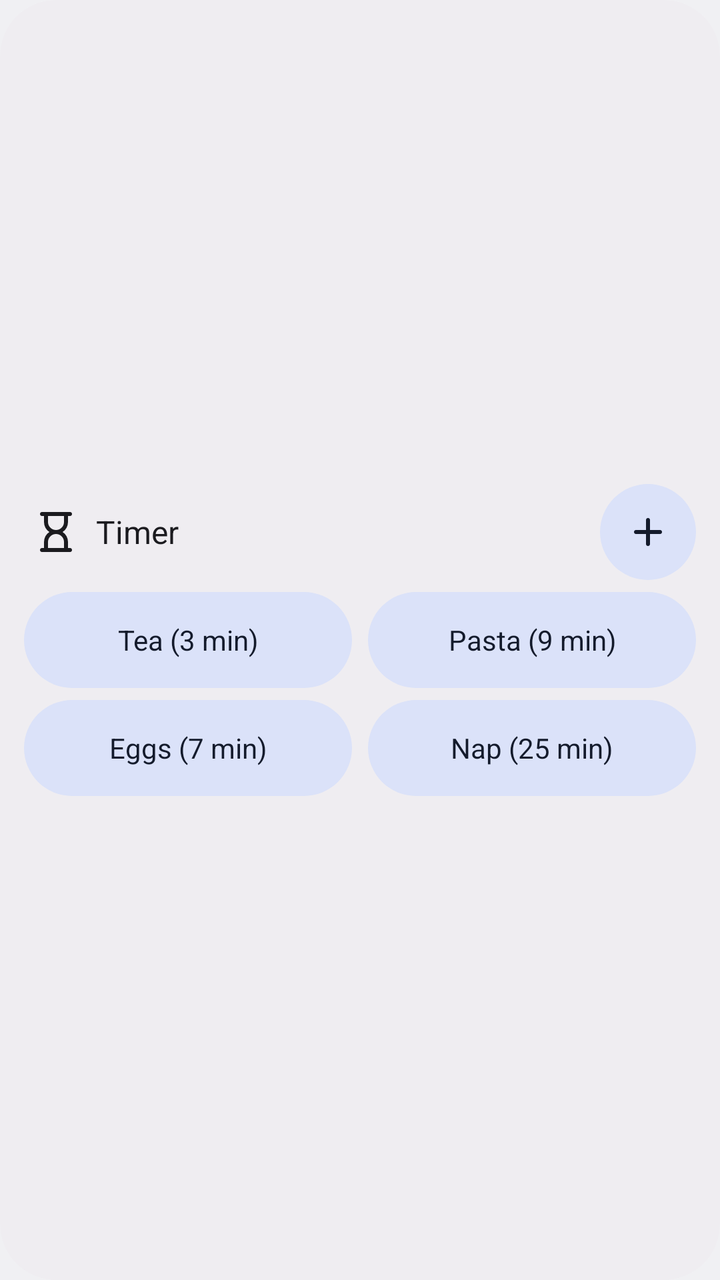
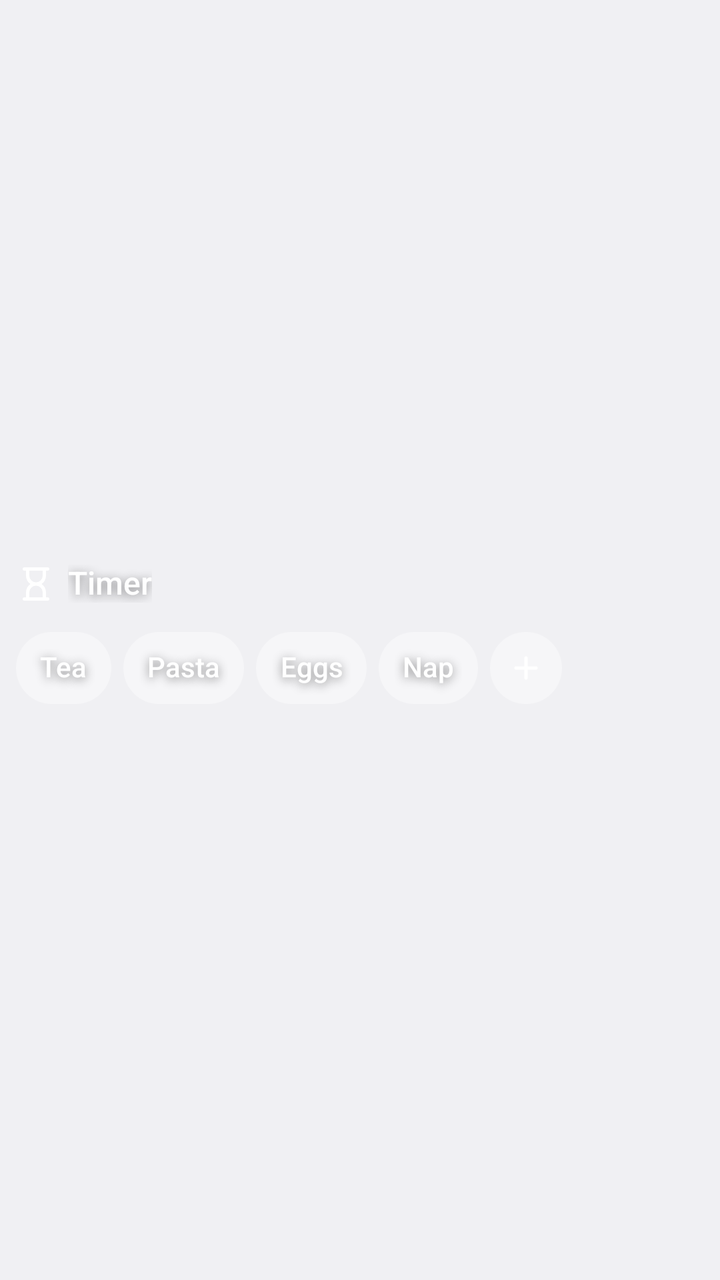

Before-and-after screenshots of an Android layout around one commit, followed by the original layout XML and the change that was made.
<!-- AndroidManifest.xml: application theme Theme.Clock -->
<!-- res/layout/widget_timer_preview.xml -->
<?xml version="1.0" encoding="utf-8"?>
<LinearLayout xmlns:android="http://schemas.android.com/apk/res/android"
    xmlns:tools="http://schemas.android.com/tools"
    tools:ignore="ContentDescription"
    android:id="@android:id/background"
    android:layout_width="match_parent"
    android:layout_height="match_parent"
    android:background="@drawable/widget_background"
    android:clipToOutline="true"
    android:gravity="center_vertical"
    android:orientation="vertical"
    android:paddingStart="12dp"
    android:paddingEnd="0dp"
    android:paddingTop="8dp"
    android:paddingBottom="8dp">

    <LinearLayout
        android:id="@+id/header"
        android:layout_width="match_parent"
        android:layout_height="wrap_content"
        android:gravity="center_vertical"
        android:orientation="horizontal"
        android:paddingStart="4dp"
        android:paddingEnd="12dp">

        <ImageView
            android:layout_width="24dp"
            android:layout_height="24dp"
            android:importantForAccessibility="no"
            android:src="@drawable/ic_hourglass_empty"
            android:tint="@color/widget_on_surface" />

        <TextView
            android:id="@+id/title"
            android:text="@string/label_nav_timer"
            android:layout_width="0dp"
            android:layout_height="wrap_content"
            android:layout_marginStart="8dp"
            android:layout_weight="1"
            android:ellipsize="end"
            android:maxLines="1"
            android:textColor="@color/widget_on_surface"
            android:textSize="16sp" />

        <ImageButton
            android:id="@+id/add"
            android:layout_width="48dp"
            android:layout_height="48dp"
            android:background="@drawable/widget_circle_tonal"
            android:src="@drawable/ic_add"
            android:tint="@color/widget_on_secondary_container" />
    </LinearLayout>

    <LinearLayout
        android:id="@+id/pills1"
        android:layout_width="match_parent"
        android:layout_height="wrap_content"
        android:layout_marginTop="6dp"
        android:paddingStart="0dp"
        android:paddingEnd="4dp"
        android:orientation="horizontal">

        <TextView
            android:layout_width="0dp"
            android:layout_height="48dp"
            android:layout_marginEnd="8dp"
            android:layout_weight="1"
            android:background="@drawable/widget_pill"
            android:ellipsize="end"
            android:gravity="center"
            android:maxLines="1"
            android:paddingHorizontal="12dp"
            android:text="@string/widget_preview_preset_1"
            android:textColor="@color/widget_on_secondary_container"
            android:textSize="14sp" />

        <TextView
            android:layout_width="0dp"
            android:layout_height="48dp"
            android:layout_marginEnd="8dp"
            android:layout_weight="1"
            android:background="@drawable/widget_pill"
            android:ellipsize="end"
            android:gravity="center"
            android:maxLines="1"
            android:paddingHorizontal="12dp"
            android:text="@string/widget_preview_preset_2"
            android:textColor="@color/widget_on_secondary_container"
            android:textSize="14sp" />
    </LinearLayout>

    <LinearLayout
        android:id="@+id/pills2"
        android:layout_width="match_parent"
        android:layout_height="wrap_content"
        android:layout_marginTop="6dp"
        android:paddingStart="0dp"
        android:paddingEnd="4dp"
        android:orientation="horizontal">

        <TextView
            android:layout_width="0dp"
            android:layout_height="48dp"
            android:layout_marginEnd="8dp"
            android:layout_weight="1"
            android:background="@drawable/widget_pill"
            android:ellipsize="end"
            android:gravity="center"
            android:maxLines="1"
            android:paddingHorizontal="12dp"
            android:text="@string/widget_preview_preset_3"
            android:textColor="@color/widget_on_secondary_container"
            android:textSize="14sp" />

        <TextView
            android:layout_width="0dp"
            android:layout_height="48dp"
            android:layout_marginEnd="8dp"
            android:layout_weight="1"
            android:background="@drawable/widget_pill"
            android:ellipsize="end"
            android:gravity="center"
            android:maxLines="1"
            android:paddingHorizontal="12dp"
            android:text="@string/widget_preview_preset_4"
            android:textColor="@color/widget_on_secondary_container"
            android:textSize="14sp" />
    </LinearLayout>
</LinearLayout>
<!-- resources referenced by this layout -->
<resources>
  <color name="widget_on_secondary_container">@android:color/system_on_secondary_container_light</color>
  <color name="widget_on_surface">@android:color/system_on_surface_light</color>
  <!-- drawable ic_add (drawable) -->
  <vector xmlns:android="http://schemas.android.com/apk/res/android"
      android:width="24dp"
      android:height="24dp"
      android:viewportWidth="960"
      android:viewportHeight="960">
    <path
        android:fillColor="@android:color/white"
        android:pathData="M440,520L240,520Q223,520 211.5,508.5Q200,497 200,480Q200,463 211.5,451.5Q223,440 240,440L440,440L440,240Q440,223 451.5,211.5Q463,200 480,200Q497,200 508.5,211.5Q520,223 520,240L520,440L720,440Q737,440 748.5,451.5Q760,463 760,480Q760,497 748.5,508.5Q737,520 720,520L520,520L520,720Q520,737 508.5,748.5Q497,760 480,760Q463,760 451.5,748.5Q440,737 440,720L440,520Z"/>
  </vector>
  <!-- drawable ic_hourglass_empty (drawable) -->
  <vector xmlns:android="http://schemas.android.com/apk/res/android"
      android:width="24dp"
      android:height="24dp"
      android:viewportWidth="960"
      android:viewportHeight="960">
    <path
        android:fillColor="@android:color/white"
        android:pathData="M320,800L640,800L640,680Q640,614 593,567Q546,520 480,520Q414,520 367,567Q320,614 320,680L320,800ZM480,440Q546,440 593,393Q640,346 640,280L640,160L320,160L320,280Q320,346 367,393Q414,440 480,440ZM200,880Q183,880 171.5,868.5Q160,857 160,840Q160,823 171.5,811.5Q183,800 200,800L240,800L240,680Q240,619 268.5,565.5Q297,512 348,480Q297,448 268.5,394.5Q240,341 240,280L240,160L200,160Q183,160 171.5,148.5Q160,137 160,120Q160,103 171.5,91.5Q183,80 200,80L760,80Q777,80 788.5,91.5Q800,103 800,120Q800,137 788.5,148.5Q777,160 760,160L720,160L720,280Q720,341 691.5,394.5Q663,448 612,480Q663,512 691.5,565.5Q720,619 720,680L720,800L760,800Q777,800 788.5,811.5Q800,823 800,840Q800,857 788.5,868.5Q777,880 760,880L200,880Z"/>
  </vector>
  <!-- drawable widget_background (drawable) -->
  <?xml version="1.0" encoding="utf-8"?>
  <shape xmlns:android="http://schemas.android.com/apk/res/android" android:shape="rectangle">
      <solid android:color="@color/widget_surface_container" />
      <corners android:radius="@android:dimen/system_app_widget_background_radius" />
  </shape>
  <!-- drawable widget_circle_tonal (drawable) -->
  <?xml version="1.0" encoding="utf-8"?>
  <ripple xmlns:android="http://schemas.android.com/apk/res/android" android:color="?android:attr/colorControlHighlight">
      <item>
          <shape android:shape="oval">
              <solid android:color="@color/widget_secondary_container" />
          </shape>
      </item>
  </ripple>
  <!-- drawable widget_pill (drawable) -->
  <?xml version="1.0" encoding="utf-8"?>
  <ripple xmlns:android="http://schemas.android.com/apk/res/android" android:color="?android:attr/colorControlHighlight">
      <item>
          <shape android:shape="rectangle">
              <solid android:color="@color/widget_secondary_container" />
              <corners android:radius="24dp" />
          </shape>
      </item>
  </ripple>
  <string name="label_nav_timer">Timer</string>
  <string name="widget_preview_preset_1">Tea (3 min)</string>
  <string name="widget_preview_preset_2">Pasta (9 min)</string>
  <string name="widget_preview_preset_3">Eggs (7 min)</string>
  <string name="widget_preview_preset_4">Nap (25 min)</string>
  <style name="Theme.Clock" parent="@android:style/Theme.DeviceDefault.DayNight">
          <item name="android:windowActionBar">false</item>
          <item name="android:windowNoTitle">true</item>
      </style>
  <color name="widget_surface_container">@android:color/system_surface_container_light</color>
  <color name="widget_secondary_container">@android:color/system_secondary_container_light</color>
</resources>

<!-- the commit's change to res/layout/widget_timer_preview.xml (unified diff, before → after) -->
@@ -1,129 +1,150 @@
 <?xml version="1.0" encoding="utf-8"?>
-<LinearLayout xmlns:android="http://schemas.android.com/apk/res/android"
+<FrameLayout xmlns:android="http://schemas.android.com/apk/res/android"
     xmlns:tools="http://schemas.android.com/tools"
-    tools:ignore="ContentDescription"
+    tools:ignore="SpUsage,ContentDescription,UselessParent,UseCompoundDrawables"
     android:id="@android:id/background"
     android:layout_width="match_parent"
     android:layout_height="match_parent"
-    android:background="@drawable/widget_background"
-    android:clipToOutline="true"
-    android:gravity="center_vertical"
-    android:orientation="vertical"
-    android:paddingStart="12dp"
-    android:paddingEnd="0dp"
-    android:paddingTop="8dp"
-    android:paddingBottom="8dp">
+    android:background="@drawable/widget_frame"
+    android:clipChildren="false"
+    android:clipToOutline="true">
 
     <LinearLayout
-        android:id="@+id/header"
         android:layout_width="match_parent"
         android:layout_height="wrap_content"
-        android:gravity="center_vertical"
-        android:orientation="horizontal"
-        android:paddingStart="4dp"
-        android:paddingEnd="12dp">
+        android:layout_gravity="center_vertical"
+        android:orientation="vertical"
+        android:paddingStart="8dp"
+        android:paddingEnd="8dp">
 
-        <ImageView
-            android:layout_width="24dp"
-            android:layout_height="24dp"
-            android:importantForAccessibility="no"
-            android:src="@drawable/ic_hourglass_empty"
-            android:tint="@color/widget_on_surface" />
+        <LinearLayout
+            android:layout_width="wrap_content"
+            android:layout_height="wrap_content"
+            android:layout_marginBottom="4dp"
+            android:gravity="center_vertical"
+            android:orientation="horizontal">
 
-        <TextView
-            android:id="@+id/title"
-            android:text="@string/label_nav_timer"
-            android:layout_width="0dp"
+            <ImageView
+                android:layout_width="20dp"
+                android:layout_height="20dp"
+                android:importantForAccessibility="no"
+                android:src="@drawable/ic_hourglass_empty"
+                android:tint="@android:color/white" />
+
+            <TextView
+                style="@style/WidgetBareText"
+                android:layout_width="wrap_content"
+                android:layout_height="wrap_content"
+                android:layout_marginStart="6dp"
+                android:fontFamily="sans-serif-medium"
+                android:text="@string/label_nav_timer"
+                android:textSize="16dp" />
+        </LinearLayout>
+
+        <LinearLayout
+            android:layout_width="wrap_content"
             android:layout_height="wrap_content"
-            android:layout_marginStart="8dp"
-            android:layout_weight="1"
-            android:ellipsize="end"
-            android:maxLines="1"
-            android:textColor="@color/widget_on_surface"
-            android:textSize="16sp" />
+            android:layout_marginTop="4dp"
+            android:orientation="horizontal">
 
-        <ImageButton
-            android:id="@+id/add"
-            android:layout_width="48dp"
-            android:layout_height="48dp"
-            android:background="@drawable/widget_circle_tonal"
-            android:src="@drawable/ic_add"
-            android:tint="@color/widget_on_secondary_container" />
+            <FrameLayout
+                android:layout_width="wrap_content"
+                android:layout_height="48dp"
+                android:layout_marginEnd="6dp">
+
+                <TextView
+                    style="@style/WidgetBareText"
+                    android:text="@string/widget_preview_preset_1"
+                    android:layout_width="wrap_content"
+                    android:layout_height="36dp"
+                    android:layout_gravity="center_vertical"
+                    android:background="@drawable/widget_bare_pill"
+                    android:ellipsize="end"
+                    android:fontFamily="sans-serif-medium"
+                    android:gravity="center"
+                    android:maxWidth="160dp"
+                    android:paddingStart="12dp"
+                    android:paddingEnd="12dp"
+                    android:textSize="14dp" />
+            </FrameLayout>
+
+            <FrameLayout
+                android:layout_width="wrap_content"
+                android:layout_height="48dp"
+                android:layout_marginEnd="6dp">
+
+                <TextView
+                    style="@style/WidgetBareText"
+                    android:text="@string/widget_preview_preset_2"
+                    android:layout_width="wrap_content"
+                    android:layout_height="36dp"
+                    android:layout_gravity="center_vertical"
+                    android:background="@drawable/widget_bare_pill"
+                    android:ellipsize="end"
+                    android:fontFamily="sans-serif-medium"
+                    android:gravity="center"
+                    android:maxWidth="160dp"
+                    android:paddingStart="12dp"
+                    android:paddingEnd="12dp"
+                    android:textSize="14dp" />
+            </FrameLayout>
+
+            <FrameLayout
+                android:layout_width="wrap_content"
+                android:layout_height="48dp"
+                android:layout_marginEnd="6dp">
+
+                <TextView
+                    style="@style/WidgetBareText"
+                    android:text="@string/widget_preview_preset_3"
+                    android:layout_width="wrap_content"
+                    android:layout_height="36dp"
+                    android:layout_gravity="center_vertical"
+                    android:background="@drawable/widget_bare_pill"
+                    android:ellipsize="end"
+                    android:fontFamily="sans-serif-medium"
+                    android:gravity="center"
+                    android:maxWidth="160dp"
+                    android:paddingStart="12dp"
+                    android:paddingEnd="12dp"
+                    android:textSize="14dp" />
+            </FrameLayout>
+
+            <FrameLayout
+                android:layout_width="wrap_content"
+                android:layout_height="48dp"
+                android:layout_marginEnd="6dp">
+
+                <TextView
+                    style="@style/WidgetBareText"
+                    android:text="@string/widget_preview_preset_4"
+                    android:layout_width="wrap_content"
+                    android:layout_height="36dp"
+                    android:layout_gravity="center_vertical"
+                    android:background="@drawable/widget_bare_pill"
+                    android:ellipsize="end"
+                    android:fontFamily="sans-serif-medium"
+                    android:gravity="center"
+                    android:maxWidth="160dp"
+                    android:paddingStart="12dp"
+                    android:paddingEnd="12dp"
+                    android:textSize="14dp" />
+            </FrameLayout>
+
+            <FrameLayout
+                android:layout_width="wrap_content"
+                android:layout_height="48dp">
+
+                <ImageView
+                    android:layout_width="36dp"
+                    android:layout_height="36dp"
+                    android:layout_gravity="center_vertical"
+                    android:background="@drawable/widget_bare_circle"
+                    android:importantForAccessibility="no"
+                    android:padding="8dp"
+                    android:src="@drawable/ic_add"
+                    android:tint="@android:color/white" />
+            </FrameLayout>
+        </LinearLayout>
     </LinearLayout>
-
-    <LinearLayout
-        android:id="@+id/pills1"
-        android:layout_width="match_parent"
-        android:layout_height="wrap_content"
-        android:layout_marginTop="6dp"
-        android:paddingStart="0dp"
-        android:paddingEnd="4dp"
-        android:orientation="horizontal">
-
-        <TextView
-            android:layout_width="0dp"
-            android:layout_height="48dp"
-            android:layout_marginEnd="8dp"
-            android:layout_weight="1"
-            android:background="@drawable/widget_pill"
-            android:ellipsize="end"
-            android:gravity="center"
-            android:maxLines="1"
-            android:paddingHorizontal="12dp"
-            android:text="@string/widget_preview_preset_1"
-            android:textColor="@color/widget_on_secondary_container"
-            android:textSize="14sp" />
-
-        <TextView
-            android:layout_width="0dp"
-            android:layout_height="48dp"
-            android:layout_marginEnd="8dp"
-            android:layout_weight="1"
-            android:background="@drawable/widget_pill"
-            android:ellipsize="end"
-            android:gravity="center"
-            android:maxLines="1"
-            android:paddingHorizontal="12dp"
-            android:text="@string/widget_preview_preset_2"
-            android:textColor="@color/widget_on_secondary_container"
-            android:textSize="14sp" />
-    </LinearLayout>
-
-    <LinearLayout
-        android:id="@+id/pills2"
-        android:layout_width="match_parent"
-        android:layout_height="wrap_content"
-        android:layout_marginTop="6dp"
-        android:paddingStart="0dp"
-        android:paddingEnd="4dp"
-        android:orientation="horizontal">
-
-        <TextView
-            android:layout_width="0dp"
-            android:layout_height="48dp"
-            android:layout_marginEnd="8dp"
-            android:layout_weight="1"
-            android:background="@drawable/widget_pill"
-            android:ellipsize="end"
-            android:gravity="center"
-            android:maxLines="1"
-            android:paddingHorizontal="12dp"
-            android:text="@string/widget_preview_preset_3"
-            android:textColor="@color/widget_on_secondary_container"
-            android:textSize="14sp" />
-
-        <TextView
-            android:layout_width="0dp"
-            android:layout_height="48dp"
-            android:layout_marginEnd="8dp"
-            android:layout_weight="1"
-            android:background="@drawable/widget_pill"
-            android:ellipsize="end"
-            android:gravity="center"
-            android:maxLines="1"
-            android:paddingHorizontal="12dp"
-            android:text="@string/widget_preview_preset_4"
-            android:textColor="@color/widget_on_secondary_container"
-            android:textSize="14sp" />
-    </LinearLayout>
-</LinearLayout>
+</FrameLayout>
<!-- resource entries referenced after the edit -->
@@ -1,7 +1,5 @@
 <!-- resources referenced by this layout -->
 <resources>
-  <color name="widget_on_secondary_container">@android:color/system_on_secondary_container_light</color>
-  <color name="widget_on_surface">@android:color/system_on_surface_light</color>
   <!-- drawable ic_add (drawable) -->
   <vector xmlns:android="http://schemas.android.com/apk/res/android"
       android:width="24dp"
@@ -22,41 +20,50 @@
         android:fillColor="@android:color/white"
         android:pathData="M320,800L640,800L640,680Q640,614 593,567Q546,520 480,520Q414,520 367,567Q320,614 320,680L320,800ZM480,440Q546,440 593,393Q640,346 640,280L640,160L320,160L320,280Q320,346 367,393Q414,440 480,440ZM200,880Q183,880 171.5,868.5Q160,857 160,840Q160,823 171.5,811.5Q183,800 200,800L240,800L240,680Q240,619 268.5,565.5Q297,512 348,480Q297,448 268.5,394.5Q240,341 240,280L240,160L200,160Q183,160 171.5,148.5Q160,137 160,120Q160,103 171.5,91.5Q183,80 200,80L760,80Q777,80 788.5,91.5Q800,103 800,120Q800,137 788.5,148.5Q777,160 760,160L720,160L720,280Q720,341 691.5,394.5Q663,448 612,480Q663,512 691.5,565.5Q720,619 720,680L720,800L760,800Q777,800 788.5,811.5Q800,823 800,840Q800,857 788.5,868.5Q777,880 760,880L200,880Z"/>
   </vector>
-  <!-- drawable widget_background (drawable) -->
-  <?xml version="1.0" encoding="utf-8"?>
-  <shape xmlns:android="http://schemas.android.com/apk/res/android" android:shape="rectangle">
-      <solid android:color="@color/widget_surface_container" />
-      <corners android:radius="@android:dimen/system_app_widget_background_radius" />
-  </shape>
-  <!-- drawable widget_circle_tonal (drawable) -->
+  <!-- drawable widget_bare_circle (drawable) -->
   <?xml version="1.0" encoding="utf-8"?>
   <ripple xmlns:android="http://schemas.android.com/apk/res/android" android:color="?android:attr/colorControlHighlight">
       <item>
           <shape android:shape="oval">
-              <solid android:color="@color/widget_secondary_container" />
+              <solid android:color="#66FFFFFF" />
           </shape>
       </item>
   </ripple>
-  <!-- drawable widget_pill (drawable) -->
+  <!-- drawable widget_bare_pill (drawable) -->
   <?xml version="1.0" encoding="utf-8"?>
   <ripple xmlns:android="http://schemas.android.com/apk/res/android" android:color="?android:attr/colorControlHighlight">
       <item>
           <shape android:shape="rectangle">
-              <solid android:color="@color/widget_secondary_container" />
-              <corners android:radius="24dp" />
+              <solid android:color="#66FFFFFF" />
+              <corners android:radius="18dp" />
           </shape>
       </item>
   </ripple>
+  <!-- drawable widget_frame (drawable) -->
+  <?xml version="1.0" encoding="utf-8"?>
+  <shape xmlns:android="http://schemas.android.com/apk/res/android" android:shape="rectangle">
+      <corners android:radius="24dp" />
+      <solid android:color="@android:color/transparent" />
+  </shape>
   <string name="label_nav_timer">Timer</string>
-  <string name="widget_preview_preset_1">Tea (3 min)</string>
-  <string name="widget_preview_preset_2">Pasta (9 min)</string>
-  <string name="widget_preview_preset_3">Eggs (7 min)</string>
-  <string name="widget_preview_preset_4">Nap (25 min)</string>
+  <string name="widget_preview_preset_1">Tea</string>
+  <string name="widget_preview_preset_2">Pasta</string>
+  <string name="widget_preview_preset_3">Eggs</string>
+  <string name="widget_preview_preset_4">Nap</string>
+  <style name="WidgetBareText">
+          <item name="android:textColor">@android:color/white</item>
+          <item name="android:shadowColor">#73000000</item>
+          <item name="android:shadowDx">0</item>
+          <item name="android:shadowDy">@dimen/widget_text_shadow_dy</item>
+          <item name="android:shadowRadius">@dimen/widget_text_shadow_radius</item>
+          <item name="android:includeFontPadding">false</item>
+          <item name="android:maxLines">1</item>
+      </style>
   <style name="Theme.Clock" parent="@android:style/Theme.DeviceDefault.DayNight">
           <item name="android:windowActionBar">false</item>
           <item name="android:windowNoTitle">true</item>
       </style>
-  <color name="widget_surface_container">@android:color/system_surface_container_light</color>
-  <color name="widget_secondary_container">@android:color/system_secondary_container_light</color>
+  <item name="widget_text_shadow_dy" format="float" type="dimen">1</item>
+  <item name="widget_text_shadow_radius" format="float" type="dimen">4</item>
 </resources>
 
